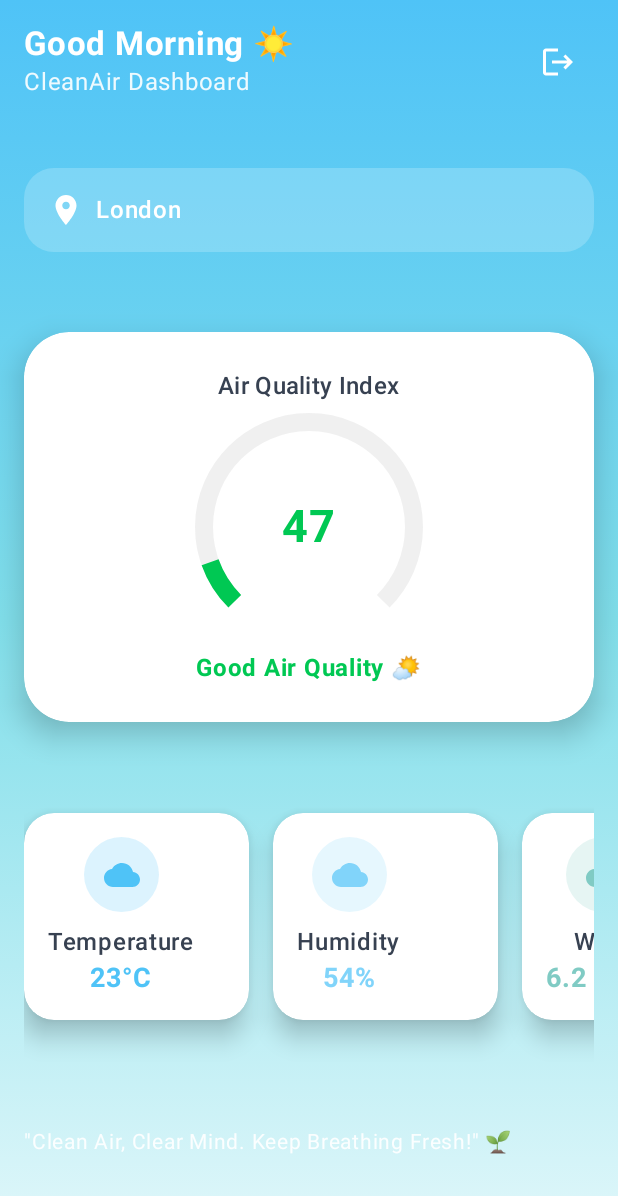
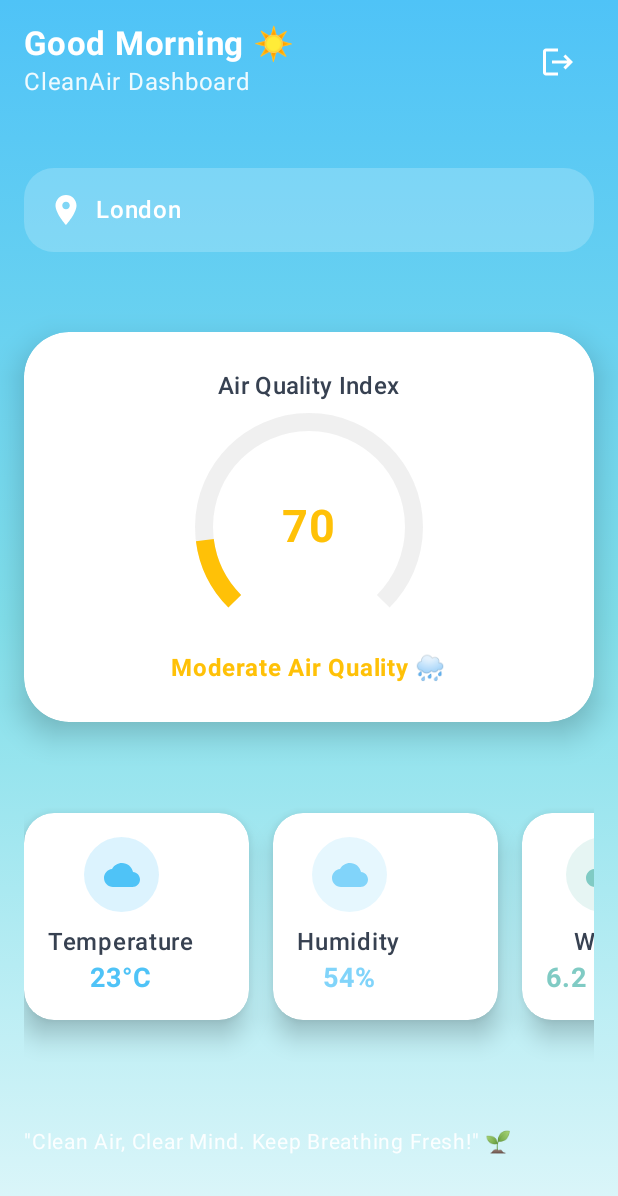
Before and after one commit to Akhil3452/CleanAir, an Android app built with Jetpack Compose: the DashboardScreen screen opened through its navigation route, on a phone screen of 412 x 824 dp. Shown: the top 1196 px of the screen. Run offline under Robolectric (Android 15) with nearby library versions, the phone set to English and light mode, and no system bars; our stand-ins replace Dagger/Hilt's generated code, Firebase (no records; nobody signed in at launch, a user with empty details on screens opened directly).

```diff
--- a/app/src/main/AndroidManifest.xml
+++ b/app/src/main/AndroidManifest.xml
@@ -1,6 +1,8 @@
 <?xml version="1.0" encoding="utf-8"?>
 <manifest xmlns:android="http://schemas.android.com/apk/res/android"
     xmlns:tools="http://schemas.android.com/tools">
+
+    <uses-permission android:name="android.permission.INTERNET"/>
 
     <application
         android:name=".di.CleanAirApplication"
@@ -11,7 +13,8 @@
         android:label="@string/app_name"
         android:roundIcon="@mipmap/ic_launcher_round"
         android:supportsRtl="true"
-        android:theme="@style/Theme.CleanAir">
+        android:theme="@style/Theme.CleanAir"
+        android:networkSecurityConfig="@xml/network_security_config">
         <activity
             android:name=".MainActivity"
             android:exported="true"
--- /dev/null
+++ b/app/src/main/java/uk/ac/tees/mad/cleanair/data/remote/GeoLocationApi.kt
@@ -0,0 +1,10 @@
+package uk.ac.tees.mad.cleanair.data.remote
+
+import retrofit2.http.GET
+import uk.ac.tees.mad.cleanair.data.remote.model.GeoData
+
+
+interface GeoLocationApi {
+    @GET("json/")
+    suspend fun getDetails(): GeoData
+}
--- /dev/null
+++ b/app/src/main/java/uk/ac/tees/mad/cleanair/di/NetworkModule.kt
@@ -0,0 +1,28 @@
+package uk.ac.tees.mad.cleanair.di
+
+import dagger.Module
+import dagger.Provides
+import dagger.hilt.InstallIn
+import dagger.hilt.components.SingletonComponent
+import retrofit2.Retrofit
+import retrofit2.converter.gson.GsonConverterFactory
+import uk.ac.tees.mad.cleanair.data.remote.GeoLocationApi
+
+@Module
+@InstallIn(SingletonComponent::class)
+object NetworkModule {
+
+    val BASE_URL = "http://ip-api.com/"
+    @Provides
+    fun providesRetrofit(): Retrofit{
+        return Retrofit.Builder()
+            .addConverterFactory(GsonConverterFactory.create())
+            .baseUrl(BASE_URL)
+            .build()
+    }
+
+    @Provides
+    fun providesGeoLocationApi(retrofit: Retrofit): GeoLocationApi {
+        return retrofit.create(GeoLocationApi::class.java)
+    }
+}
--- a/app/src/main/java/uk/ac/tees/mad/cleanair/ui/screens/auth/AuthViewModel.kt
+++ b/app/src/main/java/uk/ac/tees/mad/cleanair/ui/screens/auth/AuthViewModel.kt
@@ -1,5 +1,6 @@
 package uk.ac.tees.mad.cleanair.ui.screens.auth
 
+import android.util.Log
 import androidx.compose.runtime.mutableStateOf
 import androidx.lifecycle.ViewModel
 import androidx.lifecycle.viewModelScope
@@ -7,14 +8,26 @@ import com.google.firebase.auth.FirebaseAuth
 import com.google.firebase.firestore.FirebaseFirestore
 import dagger.hilt.android.lifecycle.HiltViewModel
 import kotlinx.coroutines.launch
+import uk.ac.tees.mad.cleanair.data.remote.GeoLocationApi
 import javax.inject.Inject
 
 @HiltViewModel
 class AuthViewModel @Inject constructor(
     private val auth: FirebaseAuth,
-    private val firestore: FirebaseFirestore
+    private val firestore: FirebaseFirestore,
+    private val geoLocationApi: GeoLocationApi
 ) : ViewModel() {
 
+    init {
+        viewModelScope.launch {
+            try {
+                val geoData = geoLocationApi.getDetails()
+                Log.d("GeoLocation", "City: ${geoData.city}")
+            } catch (e: Exception) {
+                Log.e("GeoLocation", "Error fetching data: ${e.localizedMessage}")
+            }
+        }
+    }
     val authenticated = mutableStateOf(auth.currentUser != null)
 
     fun signup(email: String, password: String, onResult: (Boolean, String?) -> Unit) {
--- a/app/src/main/java/uk/ac/tees/mad/cleanair/ui/screens/dashboard/DashboardScreen.kt
+++ b/app/src/main/java/uk/ac/tees/mad/cleanair/ui/screens/dashboard/DashboardScreen.kt
@@ -31,10 +31,15 @@ import uk.ac.tees.mad.cleanair.ui.theme.*
 @Composable
 fun DashboardScreen(navController: NavController) {
     val dummyCity = "London"
-    val dummyAQI = 47
+    val dummyAQI = 70
     val dummyTemp = 23
     val dummyHumidity = 54
-    val dummyStatus = "Good Air Quality 🌤️"
+    val dummyStatus = when (dummyAQI) {
+        in 0..50 -> "Good Air Quality 🌤️"
+        in 51.. 100 -> "Moderate Air Quality 🌧️"
+        else -> "Unhealthy Air Quality 🌧️"
+    }
+
 
     var greeting by remember { mutableStateOf("Good Morning ☀️") }
 
@@ -66,7 +71,6 @@ fun DashboardScreen(navController: NavController) {
             modifier = Modifier.fillMaxSize().systemBarsPadding(),
             verticalArrangement = Arrangement.SpaceBetween
         ) {
-            // Header
             Row(
                 horizontalArrangement = Arrangement.SpaceBetween,
                 verticalAlignment = Alignment.CenterVertically,
@@ -87,7 +91,6 @@ fun DashboardScreen(navController: NavController) {
                 }
 
                 IconButton(onClick = {
-                    // logout
                     navController.navigate("login") {
                         popUpTo("dashboard") { inclusive = true }
                     }
@@ -98,7 +101,6 @@ fun DashboardScreen(navController: NavController) {
 
             Spacer(modifier = Modifier.height(8.dp))
 
-            // Location Card
             Card(
                 colors = CardDefaults.cardColors(containerColor = Color.White.copy(alpha = 0.2f)),
                 shape = RoundedCornerShape(20.dp),
@@ -116,7 +118,6 @@ fun DashboardScreen(navController: NavController) {
 
             Spacer(modifier = Modifier.height(16.dp))
 
-            // AQI Main Card
             Card(
                 shape = RoundedCornerShape(30.dp),
                 modifier = Modifier
@@ -150,7 +151,6 @@ fun DashboardScreen(navController: NavController) {
 
             Spacer(modifier = Modifier.height(24.dp))
 
-            // Info Cards Row
             LazyRow(
                 horizontalArrangement = Arrangement.spacedBy(16.dp),
                 modifier = Modifier.fillMaxWidth()
@@ -168,7 +168,6 @@ fun DashboardScreen(navController: NavController) {
 
             Spacer(modifier = Modifier.height(32.dp))
 
-            // Motivational Quote
             AnimatedVisibility(true) {
                 Text(
                     text = "\"Clean Air, Clear Mind. Keep Breathing Fresh!\" 🌱",
--- /dev/null
+++ b/app/src/main/res/xml/network_security_config.xml
@@ -0,0 +1,6 @@
+<?xml version="1.0" encoding="utf-8"?>
+<network-security-config>
+    <domain-config cleartextTrafficPermitted="true">
+        <domain includeSubdomains="true">ip-api.com</domain>
+    </domain-config>
+</network-security-config>
```
Also changed, not shown: app/src/main/java/uk/ac/tees/mad/cleanair/data/remote/model/GeoData.kt (added, +31 -0 lines).
